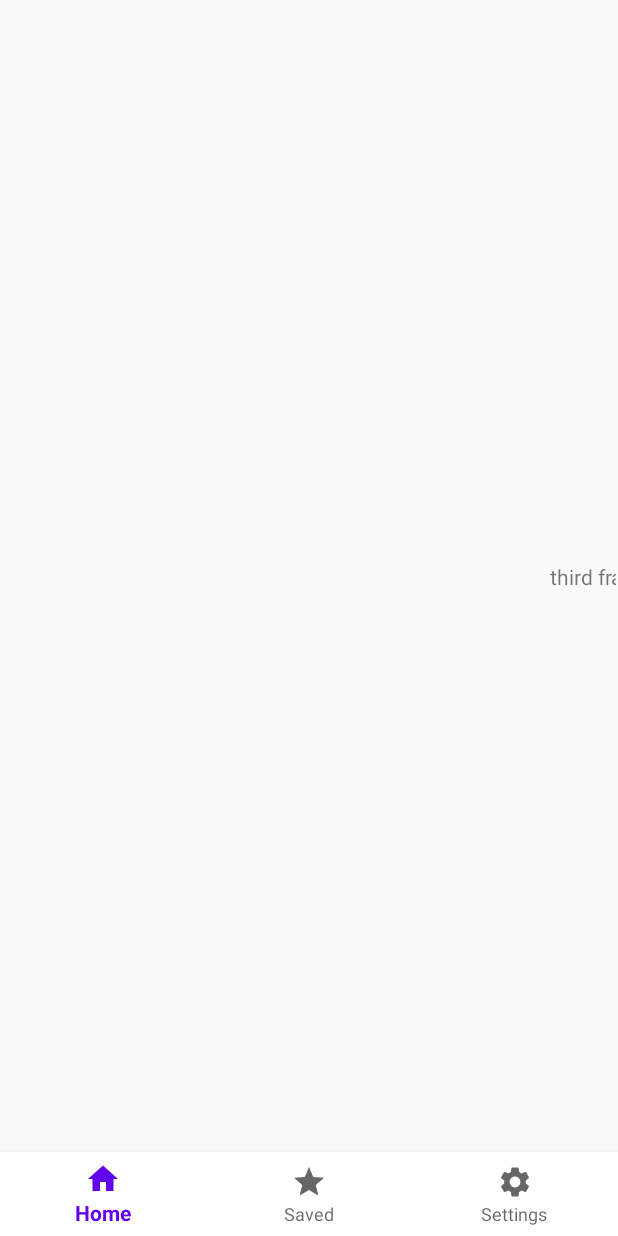
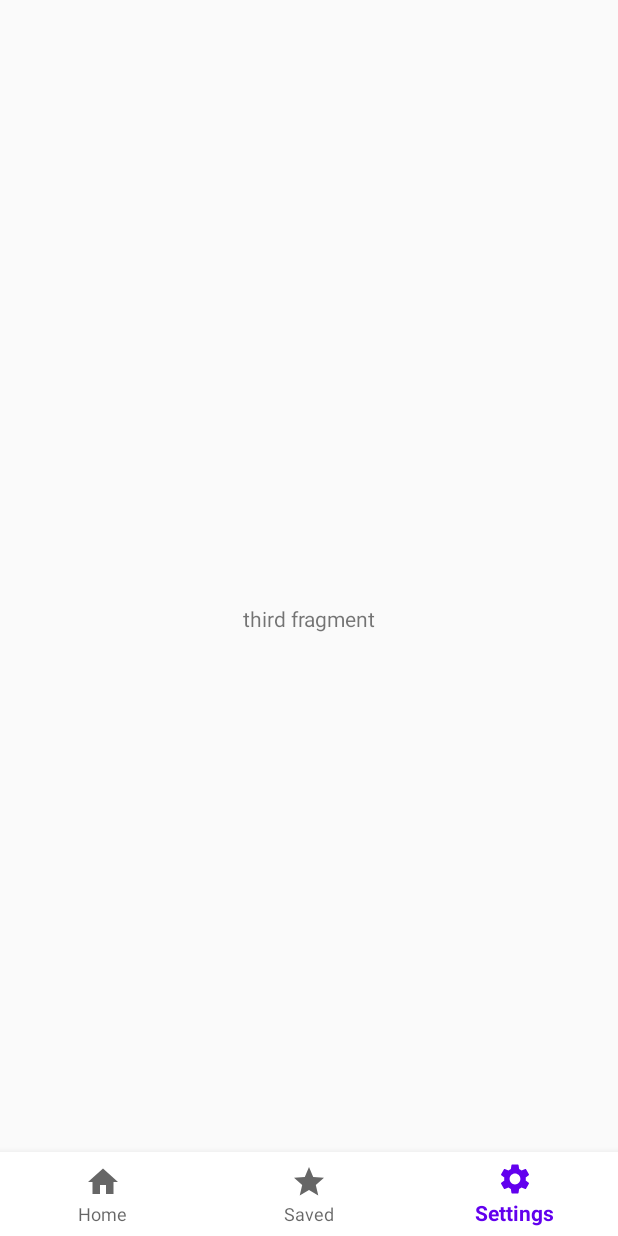
Before and after one commit to mintun-myo-2020/translate-android, an Android app: the ThirdFragment screen opened through its navigation route, on a phone screen of 412 x 824 dp. Before the commit the screen is almost empty. Run offline under Robolectric (Android 15) with nearby library versions, the phone set to English and light mode, and no system bars; our stand-ins replace navigation-ui.

Commit message:
add navigation

```diff
--- a/app/src/main/java/com/example/silentgestures/HomeActivity.kt
+++ b/app/src/main/java/com/example/silentgestures/HomeActivity.kt
@@ -1,12 +1,26 @@
 package com.example.silentgestures
 
+//import android.R
+import android.os.Bundle
 import androidx.appcompat.app.AppCompatActivity
-import android.os.Bundle
+import androidx.navigation.NavController
+import androidx.navigation.Navigation
+import androidx.navigation.findNavController
+import androidx.navigation.fragment.NavHostFragment
+import androidx.navigation.ui.NavigationUI.setupWithNavController
+import androidx.navigation.ui.setupWithNavController
+import com.google.android.material.bottomnavigation.BottomNavigationView
 
 
 class HomeActivity : AppCompatActivity() {
     override fun onCreate(savedInstanceState: Bundle?) {
         super.onCreate(savedInstanceState)
         setContentView(R.layout.activity_home)
+
+        val bottomNavigationView = findViewById<BottomNavigationView>(R.id.bottomNavigationView)
+        val navController = findNavController(R.id.fragment)
+
+        bottomNavigationView.setupWithNavController(navController)
+
     }
 }
--- a/app/src/main/res/layout/activity_home.xml
+++ b/app/src/main/res/layout/activity_home.xml
@@ -7,6 +7,18 @@
     tools:context=".HomeActivity">
 
 
+    <fragment
+        android:id="@+id/fragment"
+        android:name="androidx.navigation.fragment.NavHostFragment"
+        android:layout_width="match_parent"
+        android:layout_height="match_parent"
+        app:defaultNavHost="true"
+        app:layout_constraintBottom_toBottomOf="@id/bottomNavigationView"
+        app:layout_constraintEnd_toEndOf="parent"
+        app:layout_constraintStart_toStartOf="parent"
+        app:layout_constraintTop_toTopOf="parent"
+        app:navGraph="@navigation/my_nav" />
+
     <com.google.android.material.bottomnavigation.BottomNavigationView
         android:id="@+id/bottomNavigationView"
         android:layout_width="match_parent"
@@ -15,18 +27,20 @@
         app:layout_constraintBottom_toBottomOf="parent"
         app:layout_constraintEnd_toEndOf="parent"
         app:layout_constraintStart_toStartOf="parent"
-        app:menu="@menu/bottom_menu" />
+        app:menu="@menu/bottom_menu"
+        />
 
-    <androidx.fragment.app.FragmentContainerView
-        android:id="@+id/fragmentContainerView"
-        android:name="androidx.navigation.fragment.NavHostFragment"
-        android:layout_width="409dp"
-        android:layout_height="673dp"
-        app:defaultNavHost="true"
-        app:layout_constraintBottom_toTopOf="@+id/bottomNavigationView"
-        app:layout_constraintEnd_toEndOf="parent"
-        app:layout_constraintStart_toStartOf="parent"
-        app:layout_constraintTop_toTopOf="parent"
-        app:navGraph="@navigation/my_nav" />
+
+<!--    <androidx.fragment.app.FragmentContainerView-->
+<!--        android:id="@+id/fragmentContainerView"-->
+<!--        android:name="androidx.navigation.fragment.Fragment"-->
+<!--        android:layout_width="409dp"-->
+<!--        android:layout_height="673dp"-->
+<!--        app:defaultNavHost="true"-->
+<!--        app:layout_constraintBottom_toTopOf="@+id/bottomNavigationView"-->
+<!--        app:layout_constraintEnd_toEndOf="parent"-->
+<!--        app:layout_constraintStart_toStartOf="parent"-->
+<!--        app:layout_constraintTop_toTopOf="parent"-->
+<!--        app:navGraph="@navigation/my_nav" />-->
 
 </androidx.constraintlayout.widget.ConstraintLayout>
--- a/app/src/main/res/layout/fragment_third.xml
+++ b/app/src/main/res/layout/fragment_third.xml
@@ -12,7 +12,7 @@
         android:layout_width="wrap_content"
         android:layout_height="wrap_content"
         android:text="third fragment"
-        app:layout_constraintStart_toEndOf="parent"
+        app:layout_constraintStart_toStartOf="parent"
         app:layout_constraintEnd_toEndOf="parent"
         app:layout_constraintTop_toTopOf="parent"
         app:layout_constraintBottom_toBottomOf="parent"
```
